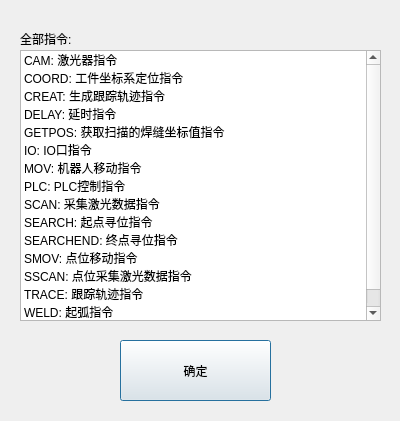
Qt form othercmddlg.ui (qubo188612/qtwelding) before a commit.
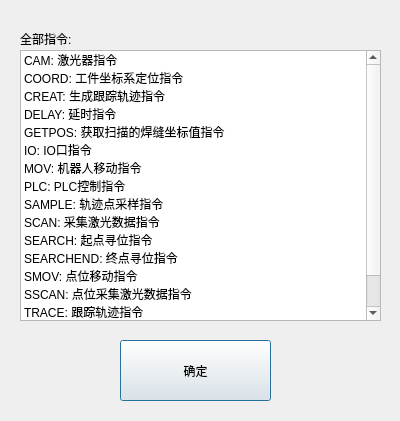
The same form after that commit.

```diff
--- a/othercmddlg.ui
+++ b/othercmddlg.ui
@@ -91,6 +91,11 @@
      <string>PLC: PLC控制指令</string>
     </property>
    </item>
+   <item>
+    <property name="text">
+     <string>SAMPLE: 轨迹点采样指令</string>
+    </property>
+   </item>
    <item>
     <property name="text">
      <string>SCAN: 采集激光数据指令</string>
```
